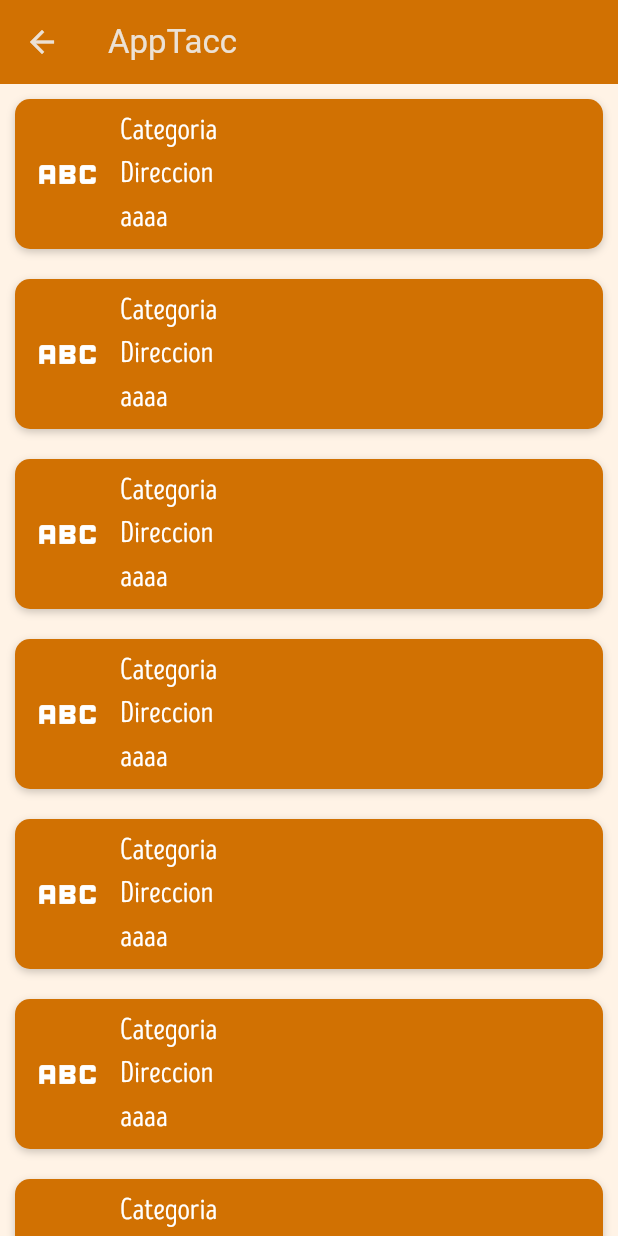
After one commit to ihsa-gonzalo/apptacc, a Flutter app: the screen it shows after launch, after a tap on "Quiero tomar un café", on a phone screen of 412 x 824 dp. The commit adds this screen. Run offline on Flutter 3.47's test engine with Material 2 defaults, Android fonts, the phone set to English and light mode, and no system bars; our stand-ins replace flutter_feather_icons.

Commit message:
Ruteo y lista de shops

```diff
--- a/lib/main.dart
+++ b/lib/main.dart
@@ -1,4 +1,6 @@
 import 'package:apptacc/presentation/screens/home_screen.dart';
+import 'package:apptacc/presentation/screens/list_shops.dart';
+import 'package:apptacc/presentation/widgets/shop_row.dart';
 import 'package:flutter/material.dart';
 
 import 'config/theme.dart';
@@ -13,13 +15,13 @@ class MainApp extends StatelessWidget {
   @override
   Widget build(BuildContext context) {
     return MaterialApp(
+      initialRoute: "/",
+      routes: {
+        "/": (context) => HomeScreen(),
+        "shops": (context) => ListShops(),
+      },
       theme: AppTheme().getTheme(),
       debugShowCheckedModeBanner: false,
-      home: Scaffold(
-        appBar: AppBar(title: Text('AppTacc'),backgroundColor: AppTheme.naranja,),
-        backgroundColor: AppTheme.fondo,
-        body: const HomeScreen()
-      ),
     );
   }
 }
--- a/lib/presentation/screens/home_screen.dart
+++ b/lib/presentation/screens/home_screen.dart
@@ -10,7 +10,13 @@ class HomeScreen extends StatelessWidget {
 
   @override
   Widget build(BuildContext context) {
-    return SafeArea(
+    return Scaffold(
+      appBar: AppBar(
+        title: Text('AppTacc'),
+        backgroundColor: AppTheme.naranja,
+      ),
+      backgroundColor: AppTheme.fondo,
+      body: SafeArea(
           child: Center(
         child: SingleChildScrollView(
           child: Column(
@@ -39,6 +45,7 @@ class HomeScreen extends StatelessWidget {
             ],
           ),
         ),
-    ));
+      )),
+    );
   }
 }
--- /dev/null
+++ b/lib/presentation/screens/list_shops.dart
@@ -0,0 +1,31 @@
+import 'package:apptacc/presentation/widgets/shop_row.dart';
+import 'package:flutter/material.dart';
+
+import '../../config/theme.dart';
+
+class ListShops extends StatelessWidget {
+  const ListShops({super.key});
+
+
+  @override
+  Widget build(BuildContext context)
+  {
+    String? categoria = ModalRoute.of(context)?.settings.arguments.toString();
+
+    print(categoria);
+
+    return Scaffold(
+      appBar: AppBar(
+        title: Text('AppTacc'),
+        backgroundColor: AppTheme.naranja,
+      ),
+      backgroundColor: AppTheme.fondo,
+      body: ListView.builder(
+        itemBuilder: (context, index) {
+          return ShopRow();
+        },
+        itemCount: 10,
+      ),
+    );
+  }
+}
--- a/lib/presentation/widgets/home_cell.dart
+++ b/lib/presentation/widgets/home_cell.dart
@@ -14,7 +14,11 @@ class HomeCell extends StatelessWidget {
   @override
   Widget build(BuildContext context) {
     return Expanded(
-
+      child: GestureDetector(
+        onTap: ()
+        {
+          Navigator.pushNamed(context, "shops",arguments: "cafe");
+        },
         child: Container(
         height: 150,
         margin: const EdgeInsets.all(10),
@@ -43,9 +47,12 @@ class HomeCell extends StatelessWidget {
               child: Text(menu.text,
                   textAlign: TextAlign.center,
                   style: TextStyle(
-                    color: Colors.white, fontSize: AppTheme.textSizeMedium, fontFamily: 'Intro')),
+                      color: Colors.white,
+                      fontSize: AppTheme.textSizeMedium,
+                      fontFamily: 'Intro')),
             )
           ],
+        ),
           ),
       ));
   }
--- /dev/null
+++ b/lib/presentation/widgets/shop_row.dart
@@ -0,0 +1,67 @@
+import 'package:flutter/material.dart';
+
+import '../../config/theme.dart';
+
+class ShopRow extends StatelessWidget {
+  const ShopRow({super.key});
+
+  @override
+  Widget build(BuildContext context) {
+    return SafeArea(
+      child: Expanded(
+          child: Container(
+        height: 100,
+        margin: const EdgeInsets.all(10),
+        decoration: BoxDecoration(
+            color: AppTheme.naranja,
+            borderRadius: BorderRadius.circular(10),
+            boxShadow: const [
+              BoxShadow(
+                  blurRadius: 4, color: Color(0x33000000), offset: Offset(0, 2))
+            ]),
+        child: Row(
+          mainAxisAlignment: MainAxisAlignment.start,
+          mainAxisSize: MainAxisSize.max,
+          children: [
+            Container(
+                margin: const EdgeInsets.only(bottom: 0, top: 0, left: 10),
+                child: Expanded(
+                  child: Icon(
+                    Icons.abc,
+                    size: 50,
+                  ),
+                )),
+            Container(
+              margin: EdgeInsets.only(left: 10),
+              child: Column(
+                mainAxisSize: MainAxisSize.max,
+                crossAxisAlignment: CrossAxisAlignment.start,
+                mainAxisAlignment: MainAxisAlignment.center,
+                children: [
+                  Text("Categoria",
+                      textAlign: TextAlign.center,
+                      style: TextStyle(
+                          color: Colors.white,
+                          fontSize: AppTheme.textSizeMedium,
+                          fontFamily: 'Intro')),
+                  Text("Direccion",
+                      textAlign: TextAlign.center,
+                      style: TextStyle(
+                          color: Colors.white,
+                          fontSize: AppTheme.textSizeMedium,
+                          fontFamily: 'Intro')),
+                  Text("aaaa",
+                      textAlign: TextAlign.center,
+                      style: TextStyle(
+                          color: Colors.white,
+                          fontSize: AppTheme.textSizeMedium,
+                          fontFamily: 'Intro'))
+                ],
+              ),
+            )
+          ],
+        ),
+      )),
+    );
+  }
+}
```
Lines whose indentation alone changed are shown as unchanged.
